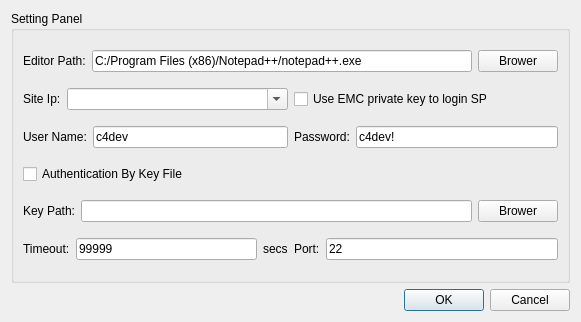
This is settingdialog.ui in guolisen/Arm as Qt 5 draws it before an edit. The edited form follows.
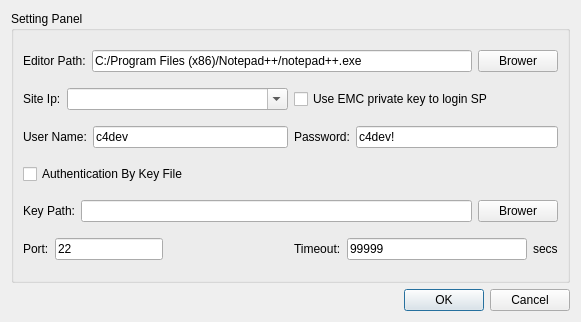
This is the edited form.

Diff of the .ui file:
```diff
--- a/settingdialog.ui
+++ b/settingdialog.ui
@@ -190,6 +190,49 @@
        </layout>
       </item>
       <item row="5" column="0">
+       <layout class="QHBoxLayout" name="horizontalLayout_5">
+        <item>
+         <widget class="QLabel" name="label_5">
+          <property name="sizePolicy">
+           <sizepolicy hsizetype="Fixed" vsizetype="Fixed">
+            <horstretch>0</horstretch>
+            <verstretch>0</verstretch>
+           </sizepolicy>
+          </property>
+          <property name="text">
+           <string>Port:</string>
+          </property>
+         </widget>
+        </item>
+        <item>
+         <widget class="QLineEdit" name="portEdit">
+          <property name="sizePolicy">
+           <sizepolicy hsizetype="Fixed" vsizetype="Fixed">
+            <horstretch>0</horstretch>
+            <verstretch>0</verstretch>
+           </sizepolicy>
+          </property>
+          <property name="text">
+           <string>22</string>
+          </property>
+         </widget>
+        </item>
+        <item>
+         <spacer name="horizontalSpacer">
+          <property name="orientation">
+           <enum>Qt::Horizontal</enum>
+          </property>
+          <property name="sizeHint" stdset="0">
+           <size>
+            <width>40</width>
+            <height>20</height>
+           </size>
+          </property>
+         </spacer>
+        </item>
+       </layout>
+      </item>
+      <item row="5" column="1">
        <layout class="QHBoxLayout" name="horizontalLayout_7">
         <item>
          <widget class="QLabel" name="label_6">
@@ -226,30 +269,6 @@
         </item>
        </layout>
       </item>
-      <item row="5" column="1">
-       <layout class="QHBoxLayout" name="horizontalLayout_5">
-        <item>
-         <widget class="QLabel" name="label_5">
-          <property name="sizePolicy">
-           <sizepolicy hsizetype="Fixed" vsizetype="Fixed">
-            <horstretch>0</horstretch>
-            <verstretch>0</verstretch>
-           </sizepolicy>
-          </property>
-          <property name="text">
-           <string>Port:</string>
-          </property>
-         </widget>
-        </item>
-        <item>
-         <widget class="QLineEdit" name="portEdit">
-          <property name="text">
-           <string>22</string>
-          </property>
-         </widget>
-        </item>
-       </layout>
-      </item>
      </layout>
     </widget>
    </item>
```
Left out of the diff: 2 changed lines with no effect on the pictures.
